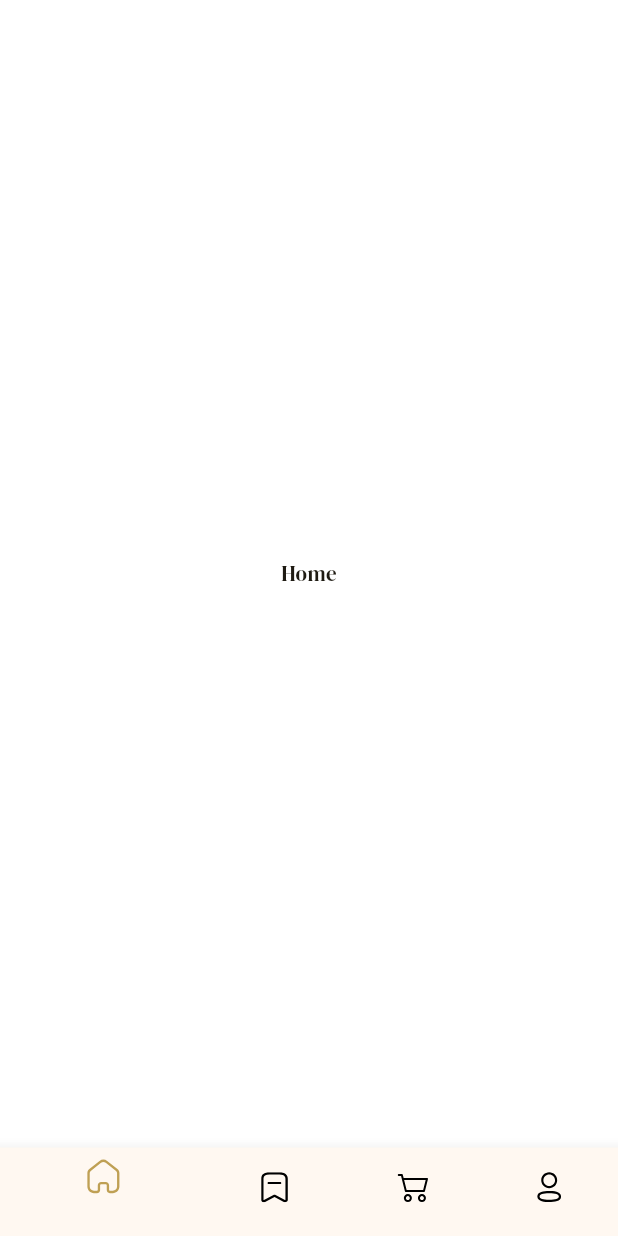
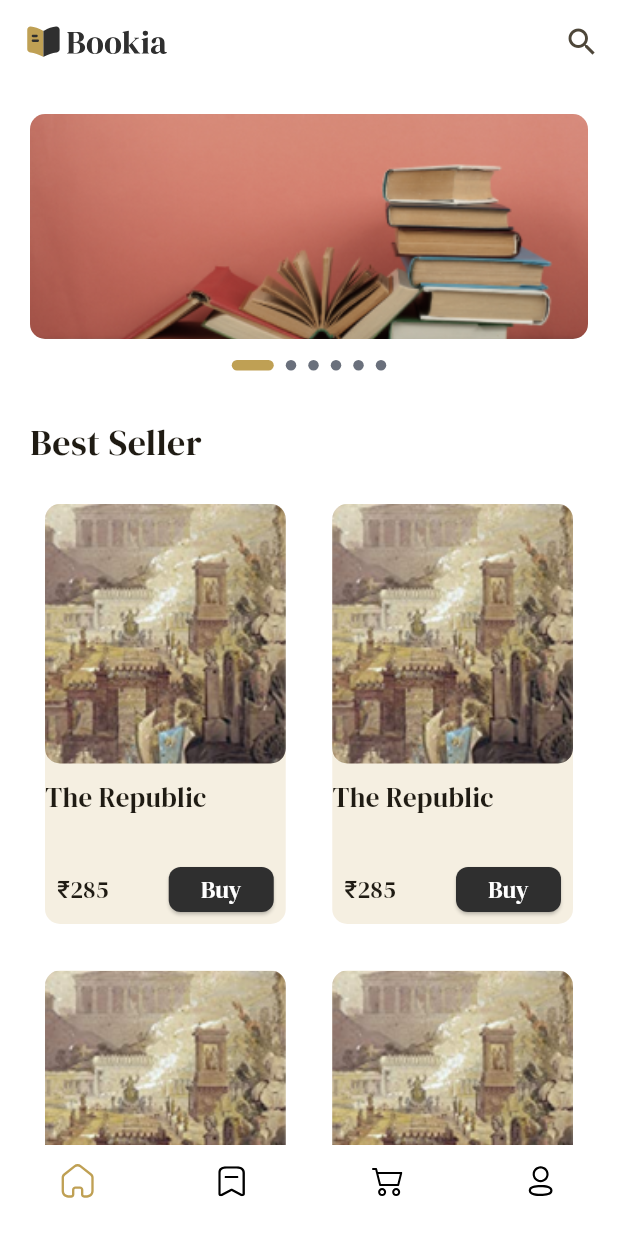
Before and after one commit to shahin758/bookiastoreapp, a Flutter app: the MainAppScreen screen opened directly, on a phone screen of 412 x 824 dp. Run offline on Flutter 3.47's test engine with Material 3 defaults, Android fonts, the phone set to English and light mode, and no system bars; drawn by our look-alikes of carousel_slider, smooth_page_indicator; our stand-ins replace dio, flutter_bloc, flutter_svg, gap, lottie, pinput and 1 more; accounts and stored records are empty.

Commit message:
second commit

```diff
--- a/lib/core/constants/app_images.dart
+++ b/lib/core/constants/app_images.dart
@@ -13,7 +13,10 @@ abstract class AppImages {
   static const String logout = 'assets/icons/logout.svg';
   static const String profile = 'assets/icons/profile.svg';
   static const String loading = 'assets/images/loading.json';
-
+  static const String logoo = 'assets/icons/logoo.svg';
+  static const String search = 'assets/icons/search.svg';
+  static const String photo = 'assets/images/photo.png';
+static const String book = 'assets/images/book.png';
 
 
 
--- a/lib/core/styles/themes.dart
+++ b/lib/core/styles/themes.dart
@@ -22,7 +22,23 @@ abstract class AppThemes {
         minimumSize: Size(60, 30),
       ),
     ),
-
+    bottomNavigationBarTheme: BottomNavigationBarThemeData(
+      type: BottomNavigationBarType.fixed,
+      selectedItemColor: AppColors.primaryColor,
+      unselectedItemColor: AppColors.textcolor,
+      backgroundColor: Colors.transparent,
+      selectedLabelStyle: TextStyles.caption212.copyWith(
+        fontWeight: FontWeight.w600,
+        height: 2,
+      ),
+      unselectedLabelStyle: TextStyles.caption212.copyWith(
+        fontWeight: FontWeight.w600,
+        height: 2,
+      ),
+      showSelectedLabels: false,
+      showUnselectedLabels: false,
+      elevation: 0,
+    ),
     inputDecorationTheme: InputDecorationTheme(
       hintStyle: TextStyles.body16.copyWith(color: AppColors.textcolor),
       fillColor: AppColors.accentcolor,
--- a/lib/core/widgets/mian_button.dart
+++ b/lib/core/widgets/mian_button.dart
@@ -26,6 +26,7 @@ class MianButton extends StatelessWidget {
     return ElevatedButton(
       style: ElevatedButton.styleFrom(
         backgroundColor: bgColor,
+        padding: EdgeInsets.zero,
         minimumSize: Size(minimumWidth, minimumHeight),
         shape: RoundedRectangleBorder(borderRadius: BorderRadius.circular(8)),
 
--- a/lib/feature/auth/presentation/page/register_screen.dart
+++ b/lib/feature/auth/presentation/page/register_screen.dart
@@ -1,4 +1,3 @@
-import 'dart:developer';
 
 import 'package:bookiastoreapp/core/constants/app_images.dart';
 import 'package:bookiastoreapp/core/functions/navigation.dart';
@@ -15,6 +14,7 @@ import 'package:bookiastoreapp/feature/auth/presentation/cubit/auth_state.dart';
 import 'package:bookiastoreapp/feature/auth/presentation/page/login_screen.dart';
 import 'package:bookiastoreapp/feature/auth/presentation/widgets/textspan.dart';
 import 'package:bookiastoreapp/feature/auth/presentation/page/welcome/welcome_screen.dart';
+import 'package:bookiastoreapp/feature/main/main_app_screen.dart';
 import 'package:flutter/material.dart';
 import 'package:flutter_bloc/flutter_bloc.dart';
 import 'package:gap/gap.dart';
@@ -42,7 +42,8 @@ class RegisterScreen extends StatelessWidget {
         body: BlocConsumer<AuthCubit, AuthState>(
           listener: (context, state) {
             if (state is AuthSuccessState) {
-              log('success');
+
+               pushToBase(context, MainAppScreen());
             } else if (state is AuthErrorState) {
               showErrorDialog(context, state.message);
             } else if (state is AuthLoadingState) {
--- /dev/null
+++ b/lib/feature/home/presentation/page/home_screen.dart
@@ -0,0 +1,82 @@
+import 'package:bookiastoreapp/core/constants/app_images.dart';
+import 'package:bookiastoreapp/core/styles/colors.dart';
+import 'package:bookiastoreapp/core/styles/text_style.dart';
+import 'package:bookiastoreapp/core/widgets/custom_svg_picture.dart';
+import 'package:bookiastoreapp/feature/home/presentation/widgets/best_seller_books.dart';
+import 'package:bookiastoreapp/feature/home/presentation/widgets/home_slider.dart';
+import 'package:flutter/material.dart';
+import 'package:gap/gap.dart';
+
+class HomeScreen extends StatelessWidget {
+  const HomeScreen({super.key});
+
+  @override
+  Widget build(BuildContext context) {
+    return Scaffold(
+      appBar: AppBar(
+        centerTitle: false,
+        automaticallyImplyLeading: false,
+        title: CustomSvgPicture(path: AppImages.logo, height: 30),
+        actions: [IconButton(onPressed: () {}, icon: Icon(Icons.search))],
+      ),
+      body: Padding(
+        padding: const EdgeInsets.symmetric(horizontal: 20),
+        child: SingleChildScrollView(
+          child: Column(
+            crossAxisAlignment: CrossAxisAlignment.start,
+            children: [
+              Gap(20),
+              HomeSlider(),
+              Gap(30),
+              Text(
+                'Best Seller',
+                style: TextStyles.title24.copyWith(fontWeight: FontWeight.w400),
+              ),
+              Gap(15),
+              GridView.builder(
+                itemCount: 10,
+                shrinkWrap: true,
+                physics: const NeverScrollableScrollPhysics(),
+                gridDelegate: const SliverGridDelegateWithFixedCrossAxisCount(
+                  crossAxisCount: 2,
+                  mainAxisSpacing: 11,
+                  crossAxisSpacing: 11,
+                  childAspectRatio: 0.6,
+                  mainAxisExtent: 300,
+                ),
+                itemBuilder: (context, index) {
+                  return Padding(
+                    padding: const EdgeInsets.all(10),
+                    child: Container(
+                      decoration: BoxDecoration(
+                        borderRadius: BorderRadius.circular(10),
+                        color: AppColors.secondrycolor,
+                      ),
+                      child: Column(
+                        children: [
+                          Expanded(
+                            child: ClipRRect(
+                              borderRadius: BorderRadiusGeometry.circular(10),
+                              child: Image.asset(
+                                AppImages.book,
+                                width: double.infinity,
+                                fit: BoxFit.cover,
+                              ),
+                            ),
+                          ),
+                          Gap(10),
+                          BestSellerBooks(),
+                        ],
+                      ),
+                    ),
+                  );
+                },
+              ),
+              Gap(20),
+            ],
+          ),
+        ),
+      ),
+    );
+  }
+}
--- /dev/null
+++ b/lib/feature/home/presentation/widgets/best_seller_books.dart
@@ -0,0 +1,47 @@
+import 'package:bookiastoreapp/core/styles/colors.dart';
+import 'package:bookiastoreapp/core/styles/text_style.dart';
+import 'package:bookiastoreapp/core/widgets/mian_button.dart';
+import 'package:flutter/material.dart';
+import 'package:gap/gap.dart';
+
+class BestSellerBooks extends StatelessWidget {
+  const BestSellerBooks({
+    super.key,
+  });
+
+  @override
+  Widget build(BuildContext context) {
+    return Column(
+      crossAxisAlignment: CrossAxisAlignment.start,
+      children: [
+        Text('The Republic', style: TextStyles.subtitle18),
+        Gap(25),
+        Padding(
+          padding: const EdgeInsets.all(8.0),
+          child: Row(
+            mainAxisAlignment: MainAxisAlignment.spaceBetween,
+            children: [
+              Text(
+                '₹285',
+                style: TextStyles.body16.copyWith(
+                  fontWeight: FontWeight.w500,
+                ),
+              ),
+              Gap(5),
+              SizedBox(
+                height: 30,
+                child: MianButton(
+                  minimumWidth: 70,
+                  minimumHeight: 30,
+                  bgColor: AppColors.darkcolor,
+                  text: 'Buy',
+                  onPressed: () {},
+                ),
+              ),
+            ],
+          ),
+        ),
+      ],
+    );
+  }
+}
--- /dev/null
+++ b/lib/feature/home/presentation/widgets/home_slider.dart
@@ -0,0 +1,65 @@
+import 'package:bookiastoreapp/core/constants/app_images.dart';
+import 'package:bookiastoreapp/core/styles/colors.dart';
+import 'package:carousel_slider/carousel_slider.dart';
+import 'package:flutter/material.dart';
+import 'package:gap/gap.dart';
+import 'package:smooth_page_indicator/smooth_page_indicator.dart';
+
+class HomeSlider extends StatefulWidget {
+  const HomeSlider({
+    super.key,
+  });
+
+  @override
+  State<HomeSlider> createState() => _HomeSliderState();
+}
+
+class _HomeSliderState extends State<HomeSlider> {
+  int yourActiveIndex = 0;
+  @override
+  Widget build(BuildContext context) {
+    return Column(
+      children: [
+        CarouselSlider.builder(
+          itemCount: 5,
+          itemBuilder:
+              (BuildContext context, int itemIndex, int pageViewIndex) =>
+                  ClipRRect(
+                    borderRadius: BorderRadiusGeometry.circular(10),
+                    child: Image.asset(
+                      AppImages.photo,
+                      width: double.infinity,
+                      fit: BoxFit.cover,
+                    ),
+                  ),
+          options: CarouselOptions(
+            height: 150,
+            viewportFraction: 1,
+            enableInfiniteScroll: true,
+            autoPlay: true,
+            enlargeCenterPage: true,
+            enlargeFactor: 0.3,
+            scrollDirection: Axis.horizontal,
+            onPageChanged: (index, reason) {
+              setState(() {
+                yourActiveIndex = index;
+              });
+            },
+          ),
+        ),
+        Gap(14),
+        AnimatedSmoothIndicator(
+          activeIndex: yourActiveIndex,
+          count: 6,
+          effect:ExpandingDotsEffect(
+            dotHeight: 7,
+            dotWidth: 7,
+            activeDotColor: AppColors.primaryColor,
+            dotColor: AppColors.textcolor,
+            expansionFactor: 4
+          ),
+        ),
+      ],
+    );
+  }
+}
--- a/lib/feature/main/main_app_screen.dart
+++ b/lib/feature/main/main_app_screen.dart
@@ -1,6 +1,7 @@
 import 'package:bookiastoreapp/core/constants/app_images.dart';
 import 'package:bookiastoreapp/core/styles/colors.dart';
 import 'package:bookiastoreapp/core/widgets/custom_svg_picture.dart';
+import 'package:bookiastoreapp/feature/home/presentation/page/home_screen.dart';
 import 'package:flutter/material.dart';
 
 class MainAppScreen extends StatefulWidget {
@@ -13,7 +14,7 @@ class MainAppScreen extends StatefulWidget {
 class _MainAppScreenState extends State<MainAppScreen> {
   int currentIndex = 0;
   List<Widget> screens = [
-   Center(child: Text('Home'),),
+   HomeScreen(),
    Center(child: Text('WishList'),),
    Center(child: Text('cart'),),
    Center(child: Text('Profile'),),
--- a/lib/main.dart
+++ b/lib/main.dart
@@ -1,10 +1,13 @@
 import 'package:bookiastoreapp/core/services/dio/dio_provider.dart';
+import 'package:bookiastoreapp/core/services/local/shared_pref.dart';
 import 'package:bookiastoreapp/core/styles/themes.dart';
 import 'package:bookiastoreapp/feature/auth/presentation/page/splash/splash_screen.dart';
 import 'package:flutter/material.dart';
 
-void main() {
+void main() async {
+  WidgetsFlutterBinding.ensureInitialized();
   DioProvider.init();
+  await SharedPref.init();
   runApp(const MainApp());
 }
 
--- a/pubspec.yaml
+++ b/pubspec.yaml
@@ -15,6 +15,10 @@ dependencies:
   dio: ^5.9.2
   flutter_bloc: ^9.1.1
   lottie: ^3.3.2
+  shared_preferences: ^2.5.4
+  carousel_slider: ^5.1.2
+  smooth_page_indicator: ^2.0.1
+
 
 dev_dependencies:
   flutter_test:
```
Also changed, not shown: lib/core/functions/navigation.dart (+8 -0 lines), lib/core/services/local/shared_pref.dart (added, +68 -0 lines), lib/feature/auth/data/repo/auth_repo.dart (+6 -1 lines), lib/feature/auth/presentation/page/login_screen.dart (+3 -4 lines), lib/feature/auth/presentation/page/splash/splash_screen.dart (+11 -0 lines), assets/images/book.png (added), assets/images/logoo.svg (added), assets/images/photo.png (added), assets/images/search.svg (added), pubspec.lock, 1 other file.
